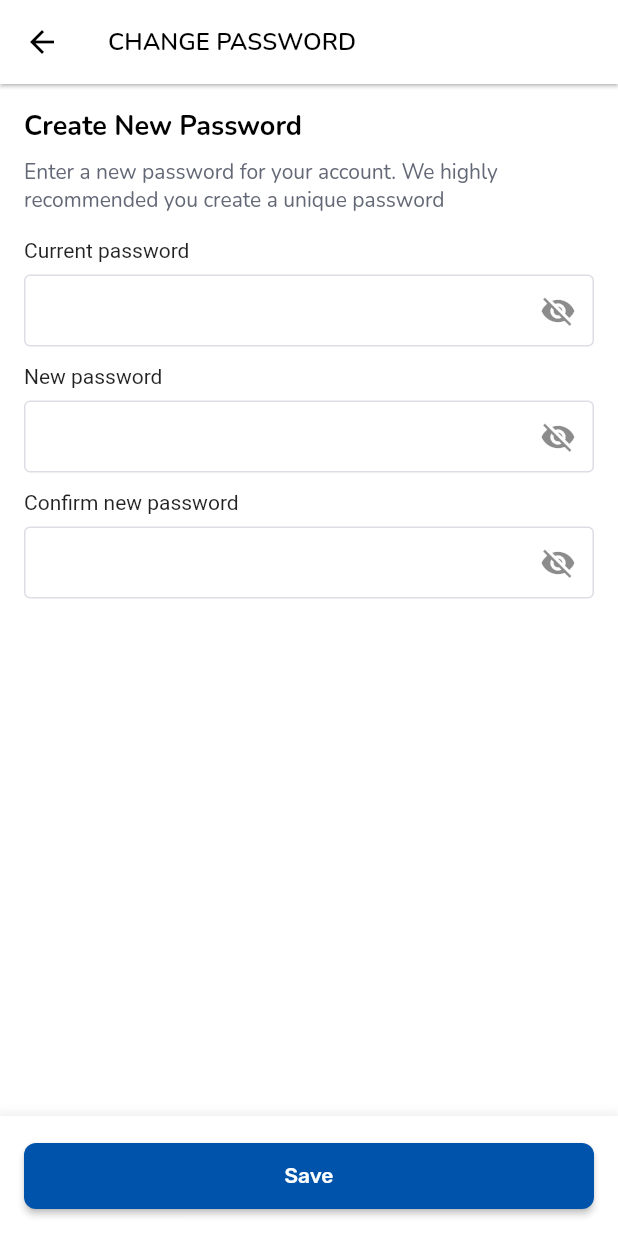
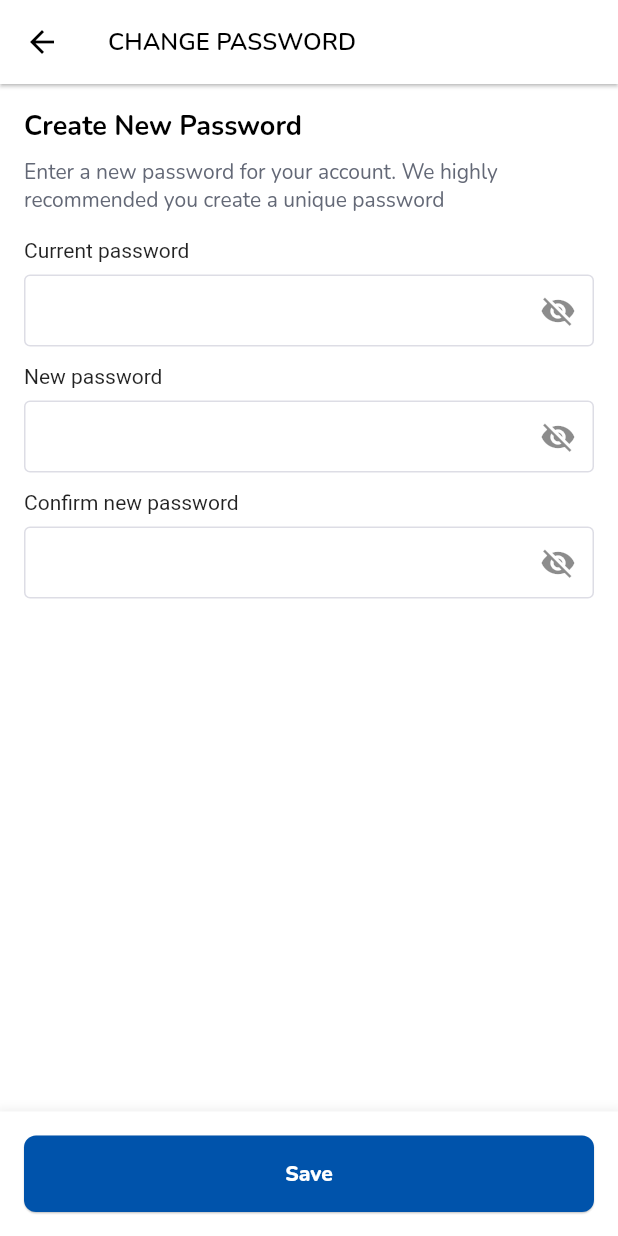
Before and after one commit to slorop41314/Getx-boilerplate, a Flutter app: the ProfilePage screen opened directly, after a tap on "Change password", on a phone screen of 412 x 824 dp. Run offline on Flutter 3.47's test engine with Material 2 defaults, Android fonts, the light colour scheme and no system bars; our stand-ins replace dio, flutter_secure_storage, flutter_spinkit, get, google_fonts, jiffy and 4 more; accounts and stored records are empty; generated files the repository leaves out were written again; Roboto replaces fonts that are missing (TextStyle).

Commit message:
feat: Enhance button type with exteension

```diff
--- a/lib/features/presentation/components/shared/custom_button.dart
+++ b/lib/features/presentation/components/shared/custom_button.dart
@@ -5,65 +5,68 @@ class CustomButton extends StatelessWidget {
   final bool isDisabled;
   final bool isLoading;
   final void Function() onPressed;
-  final Color buttonColor;
-  final Color labelColor;
-  final double labelSize;
-  final double height;
-  final EdgeInsets? padding;
-  final Color? borderColor;
-  final double borderRadius;
+  final CustomButtonSize buttonSize;
+  final CustomButtonType buttonType;
 
   CustomButton({
     required this.label,
     required this.onPressed,
     this.isDisabled = false,
     this.isLoading = false,
-    this.buttonColor = AppColors.primary,
-    this.labelColor = Colors.white,
-    this.labelSize = 14,
-    this.height = 44,
-    this.padding,
-    this.borderColor,
-    this.borderRadius = 8,
+    this.buttonSize = CustomButtonSize.main,
+    this.buttonType = CustomButtonType.primary,
   });
 
   Widget build(BuildContext context) {
+    final _isDisabled = (isDisabled || isLoading);
     return ElevatedButton(
       style: ButtonStyle(
-        padding: MaterialStateProperty.all(this.padding),
+        padding: MaterialStateProperty.all(buttonSize.padding),
         backgroundColor: MaterialStateProperty.resolveWith<Color>(
           (Set<MaterialState> states) {
             if (states.contains(MaterialState.pressed))
-              return this.buttonColor.withOpacity(0.5);
-            else if (states.contains(MaterialState.disabled))
-              return this.buttonColor.withOpacity(0.2);
-            return this.buttonColor;
+              return buttonType.color.withOpacity(0.7);
+            else if (!isLoading && states.contains(MaterialState.disabled))
+              return Colors.grey;
+            return buttonType.color;
           },
         ),
+        elevation: MaterialStateProperty.resolveWith<double>(
+          (Set<MaterialState> states) {
+            if (states.contains(MaterialState.pressed))
+              return 1;
+            else if (states.contains(MaterialState.disabled)) return 0;
+            return .5;
+          },
+        ),
+        splashFactory: InkRipple.splashFactory,
         shape: MaterialStateProperty.all(
           RoundedRectangleBorder(
-            borderRadius: BorderRadius.circular(borderRadius),
-            side: BorderSide(color: this.borderColor ?? Colors.transparent),
+            borderRadius: BorderRadius.circular(buttonSize.borderRadius),
+            side: BorderSide(
+              color: buttonType.borderColor ?? Colors.transparent,
             ),
           ),
         ),
-      onPressed: this.isDisabled
+      ),
+      onPressed: _isDisabled
           ? null
           : this.isLoading
               ? null
               : this.onPressed,
+      child: IntrinsicHeight(
         child: Container(
           width: double.infinity,
-        height: this.height,
           child: Center(
             child: this.isLoading
                 ? LoadingIndicator()
                 : Text(
                     this.label,
                     textAlign: TextAlign.center,
-                  style: TextStyle(
-                    color: this.labelColor,
-                    fontSize: this.labelSize,
+                    style: buttonSize.fontStyle.copyWith(
+                      fontSize: buttonSize.fontSize,
+                      color: buttonType.fontColor,
+                    ),
                   ),
           ),
         ),
@@ -71,3 +74,108 @@ class CustomButton extends StatelessWidget {
     );
   }
 }
+
+enum CustomButtonType {
+  primary,
+  secondary,
+}
+
+enum CustomButtonSize {
+  main,
+  medium,
+  small,
+}
+
+extension CustomButtonTypeExtension on CustomButtonType {
+  Color get color {
+    switch (this) {
+      case CustomButtonType.primary:
+        return AppColors.primary;
+      case CustomButtonType.secondary:
+        return Colors.white;
+    }
+  }
+
+  Color? get borderColor {
+    switch (this) {
+      case CustomButtonType.secondary:
+        return AppColors.primary;
+      case CustomButtonType.primary:
+      default:
+        return null;
+    }
+  }
+
+  Color? get fontColor {
+    switch (this) {
+      case CustomButtonType.secondary:
+        return AppColors.primary;
+      case CustomButtonType.primary:
+      default:
+        return Colors.white;
+    }
+  }
+}
+
+extension CustomButtonSizeExtension on CustomButtonSize {
+  TextStyle get fontStyle {
+    switch (this) {
+      case CustomButtonSize.small:
+      case CustomButtonSize.main:
+      case CustomButtonSize.medium:
+      default:
+        return CustomTextStyles.extraBold14.light;
+    }
+  }
+
+  double get fontSize {
+    switch (this) {
+      case CustomButtonSize.main:
+        return 14;
+      case CustomButtonSize.medium:
+        return 12;
+      case CustomButtonSize.small:
+        return 12;
+    }
+  }
+
+  // double get height {
+  //   switch (this) {
+  //     case CustomButtonSize.main:
+  //       return 52;
+  //     case CustomButtonSize.medium:
+  //       return 30;
+  //     case CustomButtonSize.small:
+  //       return 39;
+  //   }
+  // }
+
+  double get borderRadius {
+    switch (this) {
+      case CustomButtonSize.main:
+        return 8;
+      case CustomButtonSize.medium:
+        return 4;
+      case CustomButtonSize.small:
+        return 8;
+    }
+  }
+
+  EdgeInsets get padding {
+    switch (this) {
+      case CustomButtonSize.main:
+        return const EdgeInsets.symmetric(
+          vertical: 16,
+        );
+      case CustomButtonSize.medium:
+        return EdgeInsets.zero;
+      case CustomButtonSize.small:
+        return const EdgeInsets.symmetric(
+          vertical: 12,
+          horizontal: 18,
+        );
+      default:
+        return EdgeInsets.zero;
+    }
+  }
+}
--- a/lib/features/presentation/utils/text_style.dart
+++ b/lib/features/presentation/utils/text_style.dart
@@ -144,4 +144,12 @@ class CustomTextStyles {
       color: textColor,
     ),
   );
+
+  static final extraBold14 = GoogleFonts.nunito(
+    textStyle: TextStyle(
+      fontSize: 14,
+      fontWeight: FontWeight.w800,
+      color: textColor,
+    ),
+  );
 }
```
Lines whose indentation alone changed are shown as unchanged.
